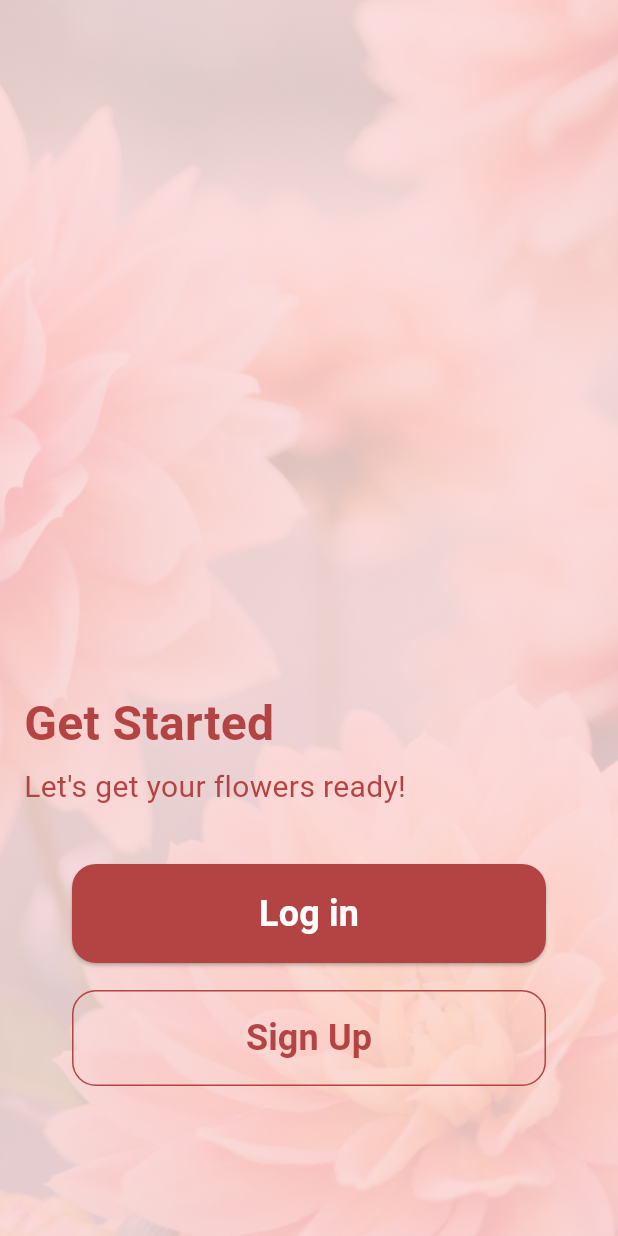
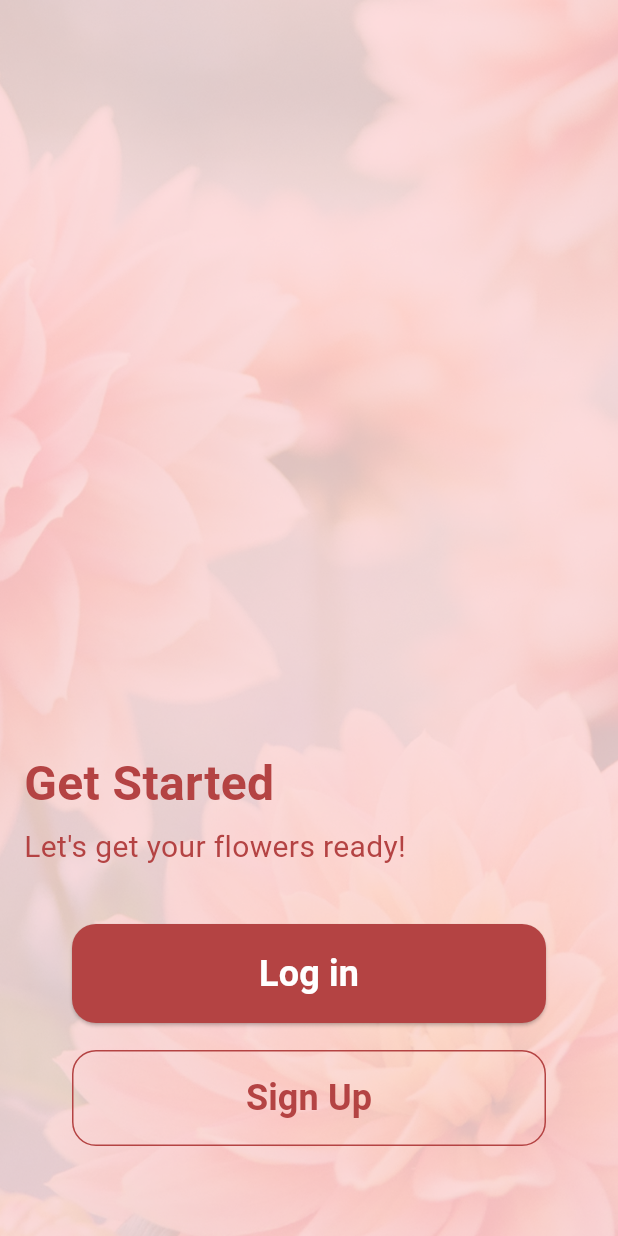
Before and after one commit to arelsulistyo/Dekora, a Flutter app: the screen it shows after launch, on a phone screen of 412 x 824 dp. Run offline on Flutter 3.47's test engine with Material 3 defaults, Android fonts, the phone set to English and light mode, and no system bars; Roboto replaces fonts that are missing (SF Pro Display); project files that could hold a hidden picture were left out.

Commit message:
fix: bottom margin

```diff
--- a/lib/screens/get_started_screen.dart
+++ b/lib/screens/get_started_screen.dart
@@ -112,7 +112,7 @@ class GetStartedScreen extends StatelessWidget {
                   ),
                 ),
               ),
-              const SizedBox(height: 100), // Increase margin at the bottom
+              const SizedBox(height: 60), // Increase margin at the bottom
             ],
           ),
         ),
```
